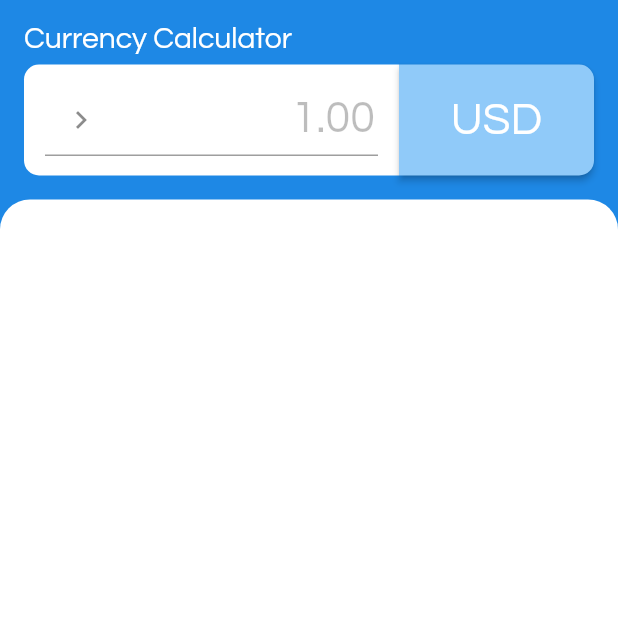
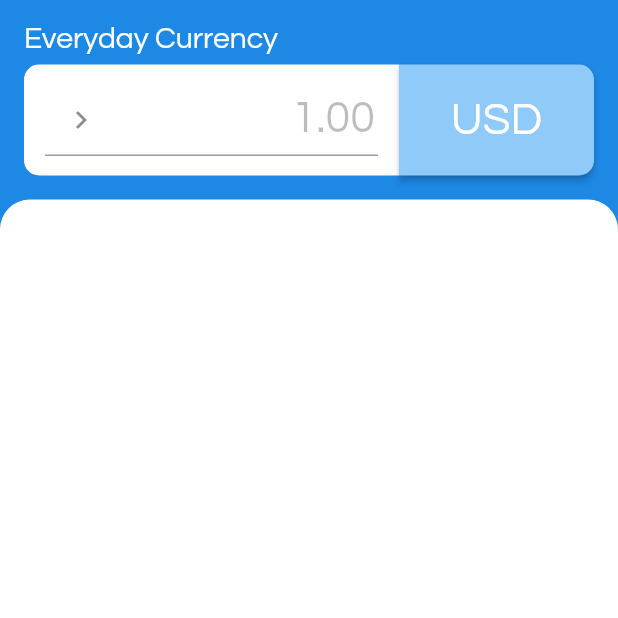
Before and after one commit to rlertola/currency_calc, a Flutter app: the screen it shows after launch, on a phone screen of 412 x 824 dp, the top half of it. Run offline on Flutter 3.47's test engine with Material 2 defaults, Android fonts, the light colour scheme and no system bars; our stand-ins replace sqflite; missing offline and left inert: animated_splash; accounts and stored records are empty; network calls fail.

Commit message:
prep for publishing

```diff
--- a/lib/constants.dart
+++ b/lib/constants.dart
@@ -1,4 +1,6 @@
 import 'package:flutter/material.dart';
+
+const String kAppLabel = 'Everyday Currency ';
 
 // NoFavoritesScreen
 const String kNoFavoritesMessage =
--- a/lib/providers/currency_data.dart
+++ b/lib/providers/currency_data.dart
@@ -189,7 +189,7 @@ class CurrencyData extends ChangeNotifier {
         break;
       case 'RUB':
         country = 'Russia';
-        currency = 'Russian ruble';
+        currency = 'Russian rouble';
         break;
       case 'HRK':
         country = 'Croatia';
--- a/lib/widgets/header_container.dart
+++ b/lib/widgets/header_container.dart
@@ -3,6 +3,7 @@ import 'package:provider/provider.dart';
 
 import '../providers/currency_data.dart';
 import '../screens/bottom_sheet.dart';
+import 'package:bread_currency/constants.dart';
 
 const double _inputAndButtonHeight = 74;
 
@@ -20,7 +21,7 @@ class HeaderContainer extends StatelessWidget {
             crossAxisAlignment: CrossAxisAlignment.start,
             children: <Widget>[
               Text(
-                'Currency Calculator',
+                kAppLabel,
                 style: TextStyle(
                   color: Theme.of(context).accentColor,
                   fontSize: 20,
```
Also changed, not shown: 7 other files.
